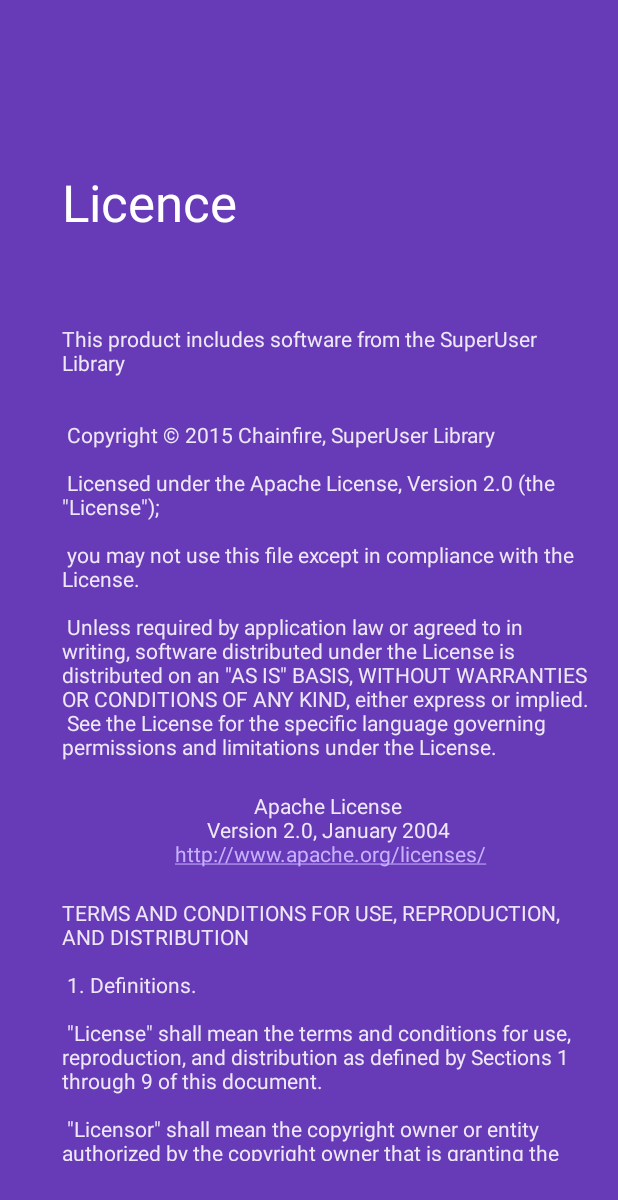
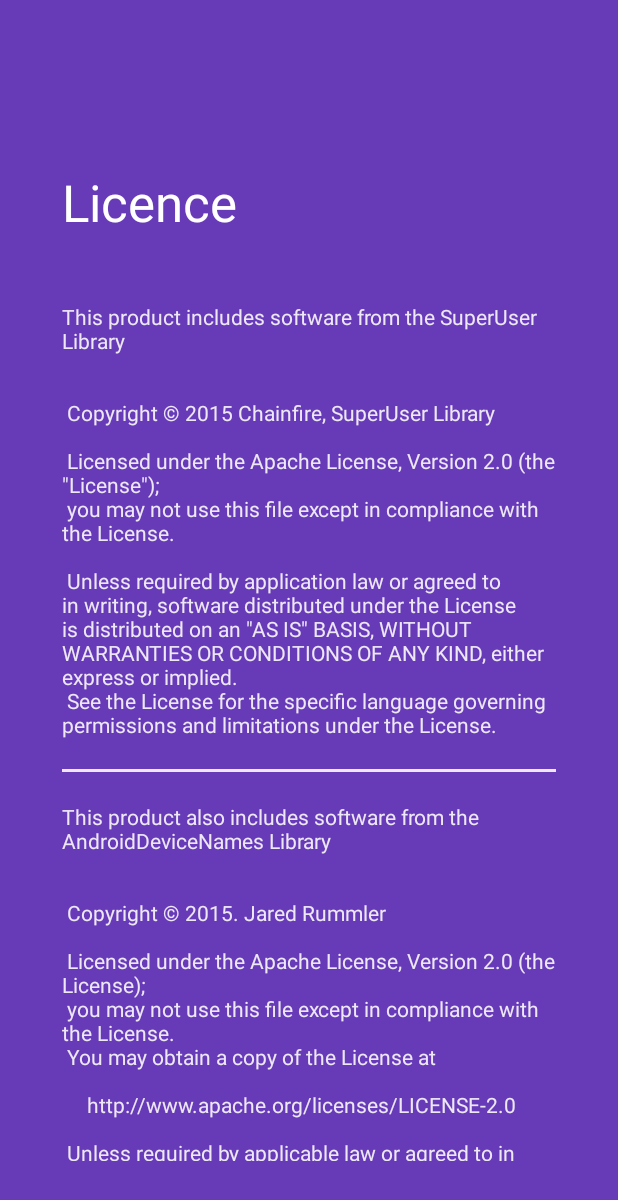
Before and after one commit to iboalali/Basic-Root-Checker, an Android app: the LicenceActivity screen opened directly, with no data from a screen before it, on a phone screen of 412 x 824 dp. Shown: the top 1200 px of the screen. Run offline under Robolectric (Android 15) with nearby library versions, the phone set to English and light mode, and no system bars; our stand-ins replace AdMob.

Commit message:
Added AndroidDeviceLibrary Licence in the licence activity some changes in the licence activity layout

```diff
--- a/app/build.gradle
+++ b/app/build.gradle
@@ -8,8 +8,8 @@
         applicationId "com.iboalali.basicrootchecker"
         minSdkVersion 16
         targetSdkVersion 25
-        versionCode 4
-        versionName "1.2"
+        versionCode 5
+        versionName "1.2 Beta"
     }
     signingConfigs {
         release {
--- a/app/src/main/res/layout/activity_licence.xml
+++ b/app/src/main/res/layout/activity_licence.xml
@@ -61,9 +61,31 @@
                     android:id="@+id/licence_supersu_licence"
                     android:text="@string/licence_supersu"
                     android:textColor="@color/text_white"
+                    android:layout_marginTop="5dp"
+                    android:layout_marginStart="25dp"
+                    android:layout_marginLeft="25dp"
+                    android:layout_marginEnd="25dp"
+                    android:layout_marginRight="25dp"/>
+                <View
+                    android:layout_width="fill_parent"
+                    android:layout_height="2dp"
+                    android:background="@color/text_white"
                     android:layout_marginTop="20dp"
                     android:layout_marginStart="25dp"
-                    android:layout_marginLeft="25dp"/>
+                    android:layout_marginLeft="25dp"
+                    android:layout_marginEnd="25dp"
+                    android:layout_marginRight="25dp"/>
+                <TextView
+                    android:layout_width="wrap_content"
+                    android:layout_height="wrap_content"
+                    android:id="@+id/licence_android_device_names_licence"
+                    android:text="@string/licence_android_device_names"
+                    android:textColor="@color/text_white"
+                    android:layout_marginTop="20dp"
+                    android:layout_marginStart="25dp"
+                    android:layout_marginLeft="25dp"
+                    android:layout_marginEnd="25dp"
+                    android:layout_marginRight="25dp"/>
                 <TextView
                     android:layout_width="match_parent"
                     android:layout_height="wrap_content"
@@ -73,9 +95,12 @@
                     android:layout_marginTop="20dp"
                     android:layout_marginStart="25dp"
                     android:layout_marginLeft="25dp"
+                    android:layout_marginEnd="25dp"
+                    android:layout_marginRight="25dp"
                     android:autoLink="web"
                     android:textColorLink="@color/text_link"
                     android:gravity="center"/>
+
                 <TextView
                     android:layout_width="wrap_content"
                     android:layout_height="wrap_content"
@@ -84,7 +109,10 @@
                     android:textColor="@color/text_white"
                     android:layout_marginTop="20dp"
                     android:layout_marginStart="25dp"
-                    android:layout_marginLeft="25dp"/>
+                    android:layout_marginLeft="25dp"
+                    android:layout_marginEnd="25dp"
+                    android:layout_marginRight="25dp"
+                    android:layout_marginBottom="50dp"/>
 
             </LinearLayout>
 
--- a/app/src/main/res/values/strings.xml
+++ b/app/src/main/res/values/strings.xml
@@ -31,12 +31,25 @@
     <string name="licence_supersu" translatable="false">This product includes software from the
         SuperUser Library\n\n\n
         Copyright &#169; 2015 Chainfire, SuperUser Library\n\n
-        Licensed under the Apache License, Version 2.0 (the \"License\");\n\n
+        Licensed under the Apache License, Version 2.0 (the \"License\");\n
         you may not use this file except in compliance with the License.\n\n
         Unless required by application law or agreed to in writing, software distributed under the
         License is distributed on an \"AS IS\" BASIS, WITHOUT WARRANTIES OR CONDITIONS OF ANY KIND,
         either express or implied.\n
         See the License for the specific language governing permissions and limitations under the License.</string>
+    <string name="licence_android_device_names" translatable="false">This product also includes software from the
+        AndroidDeviceNames Library\n\n\n
+        Copyright &#169; 2015. Jared Rummler\n\n
+        Licensed under the Apache License, Version 2.0 (the "License");\n
+        you may not use this file except in compliance with the License.\n
+        You may obtain a copy of the License at\n\n
+        \t http://www.apache.org/licenses/LICENSE-2.0\n\n
+        Unless required by applicable law or agreed to in writing, software
+        distributed under the License is distributed on an "AS IS" BASIS,
+        WITHOUT WARRANTIES OR CONDITIONS OF ANY KIND, either express or implied.
+        See the License for the specific language governing permissions and
+        limitations under the License.\n\n\n
+    </string>
     <string name="licence_apache_title" translatable="false">Apache License\nVersion 2.0, January 2004\n
         http://www.apache.org/licenses/</string>
     <string name="licence_apache_licence" translatable="false">TERMS AND CONDITIONS FOR USE, REPRODUCTION, AND
```
